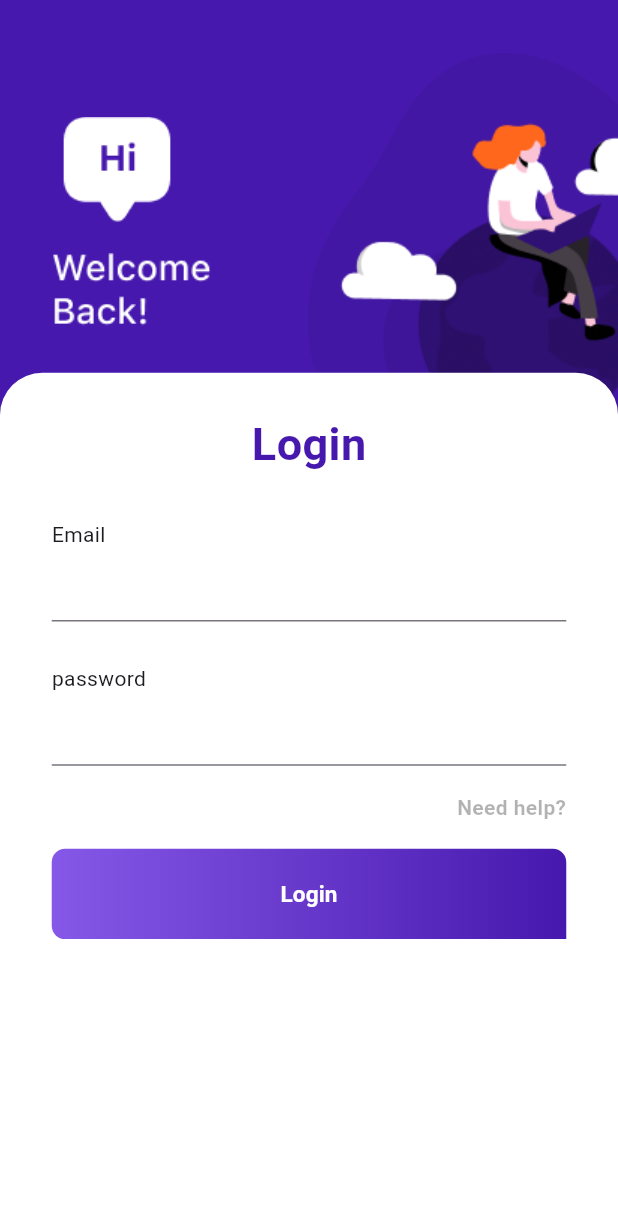
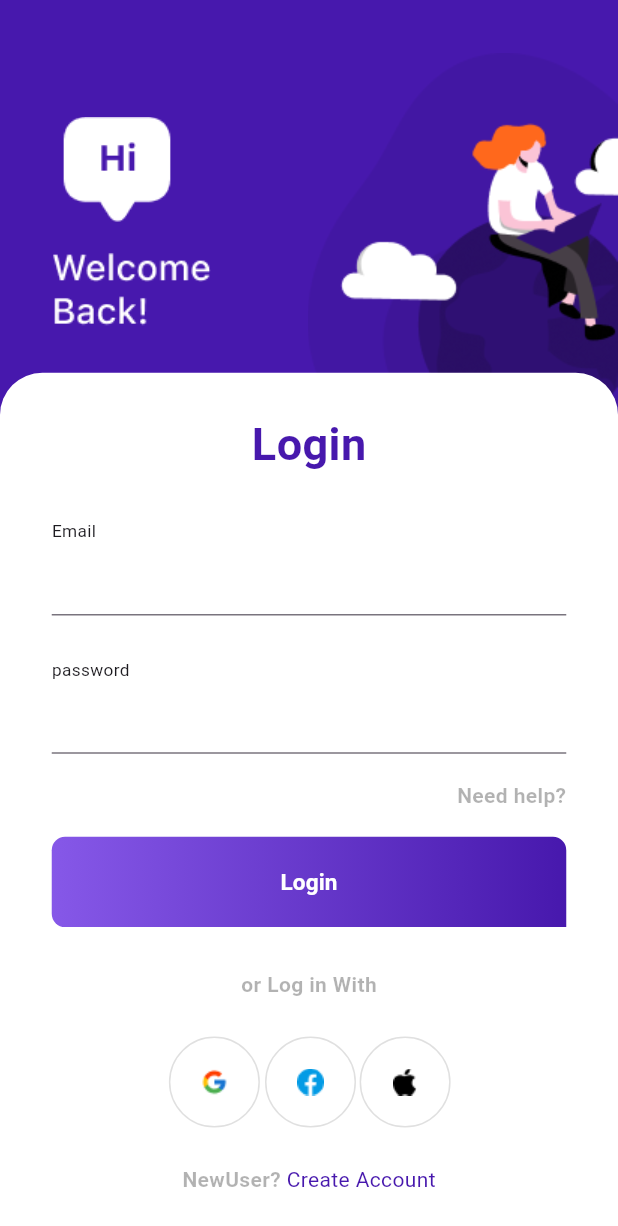
Before and after one commit to MahmoudElgaml/e-comarca, a Flutter app: the screen it shows after launch, on a phone screen of 412 x 824 dp. Shown: the top 1226 px of the screen. Run offline on Flutter 3.47's test engine with Material 3 defaults, Android fonts, the phone set to English and light mode, and no system bars; our stand-ins replace device_preview, flutter_screenutil, gap.

Commit message:
finish login screen

```diff
--- a/lib/core/utils/app_images.dart
+++ b/lib/core/utils/app_images.dart
@@ -1,5 +1,8 @@
 class AppImages{
   static const String login_logo="assets/images/log_in_photo.png";
   static const String bubbleText="assets/images/bubble_text.png";
+  static const String faceBook="assets/images/facebook.png";
+  static const String google="assets/images/google.png";
+  static const String apple="assets/images/apple.png";
 
 }
--- /dev/null
+++ b/lib/features/log_in/presentation/widgets/costume_avatar.dart
@@ -0,0 +1,24 @@
+import 'package:flutter/material.dart';
+import 'package:flutter_screenutil/flutter_screenutil.dart';
+
+class CostumeAvatar extends StatelessWidget {
+  const CostumeAvatar(this.image, {super.key});
+
+  final String image;
+
+  @override
+  Widget build(BuildContext context) {
+    return Container(
+      padding: EdgeInsets.symmetric(horizontal: 23.w,vertical: 23.h),
+      decoration: BoxDecoration(
+          border: Border.all(
+              color: Colors.grey.shade300
+          ),
+          shape: BoxShape.circle
+      ),
+      child: Image.asset(image),
+    );
+  }
+
+
+}
--- a/lib/features/log_in/presentation/widgets/costume_text_filed.dart
+++ b/lib/features/log_in/presentation/widgets/costume_text_filed.dart
@@ -1,4 +1,5 @@
 import 'package:flutter/material.dart';
+import 'package:flutter_screenutil/flutter_screenutil.dart';
 
 class CostumeTextFiled extends StatelessWidget {
   const CostumeTextFiled({required this.title, super.key});
@@ -10,7 +11,7 @@ class CostumeTextFiled extends StatelessWidget {
     return Column(
       crossAxisAlignment: CrossAxisAlignment.start,
       children: [
-        Text(title),
+        Text(title,style: TextStyle(fontSize: 13.sp),),
         const TextField(
           decoration: InputDecoration(),
         )
--- a/lib/features/log_in/presentation/widgets/login_drawer.dart
+++ b/lib/features/log_in/presentation/widgets/login_drawer.dart
@@ -1,4 +1,5 @@
 import 'package:e_comarce_clean/core/utils/app_color.dart';
+import 'package:e_comarce_clean/core/utils/app_images.dart';
 import 'package:e_comarce_clean/core/utils/app_string.dart';
 import 'package:e_comarce_clean/features/log_in/presentation/widgets/coatume_button.dart';
 import 'package:flutter/cupertino.dart';
@@ -9,6 +10,7 @@ import 'package:gap/gap.dart';
 
 import '../../../../core/utils/app_style.dart';
 import '../pages/login_screen.dart';
+import 'costume_avatar.dart';
 import 'costume_text_filed.dart';
 
 class LogInDrawer extends StatelessWidget {
@@ -19,8 +21,14 @@ class LogInDrawer extends StatelessWidget {
     return Positioned(
       top: 281.h,
       child: Container(
-        height: MediaQuery.of(context).size.height,
-        width: MediaQuery.of(context).size.width,
+        height: MediaQuery
+            .of(context)
+            .size
+            .height,
+        width: MediaQuery
+            .of(context)
+            .size
+            .width,
         decoration: BoxDecoration(
           color: Colors.white,
           borderRadius: BorderRadius.circular(32.r),
@@ -46,8 +54,33 @@ class LogInDrawer extends StatelessWidget {
                 ),
               ),
               Gap(20.h),
-              const CostumeButton()
-
+              const CostumeButton(),
+              Gap(32.h),
+              Text(
+                style: AppStyle.styleRegularOpacity,
+                "or Log in With",
+              ),
+              Gap(28.h),
+              const Row(
+                mainAxisAlignment: MainAxisAlignment.center,
+                children: [
+                  CostumeAvatar(AppImages.google),
+                  CostumeAvatar(AppImages.faceBook),
+                  CostumeAvatar(AppImages.apple)
+                ],
+              ),
+              Gap(28.h),
+              Row(
+                mainAxisAlignment: MainAxisAlignment.center,
+                children: [
+                  Text(
+                    style: AppStyle.styleRegularOpacity,
+                      "NewUser? "
+                  ),
+                  Text("Create Account"
+                  ,style: TextStyle(color: AppColor.authColor),)
+                ],
+              )
             ],
           ),
         ),
--- a/lib/main.dart
+++ b/lib/main.dart
@@ -1,10 +1,15 @@
+import 'package:device_preview/device_preview.dart';
+import 'package:flutter/foundation.dart';
 import 'package:flutter/material.dart';
 import 'package:flutter_screenutil/flutter_screenutil.dart';
 
 import 'features/log_in/presentation/pages/login_screen.dart';
 
 void main() {
-  runApp(const MyApp());
+  runApp(DevicePreview(
+    enabled: !kReleaseMode,
+    builder: (context) => MyApp(), // Wrap your app
+  ),);
 }
 
 class MyApp extends StatelessWidget {
@@ -18,9 +23,13 @@ class MyApp extends StatelessWidget {
       minTextAdapt: true,
       splitScreenMode: true,
       builder: (context, child) {
-        return const MaterialApp(
+        return  MaterialApp(
+          useInheritedMediaQuery: true,
+          locale: DevicePreview.locale(context),
+          builder: DevicePreview.appBuilder,
+          debugShowCheckedModeBanner: false,
           title: 'Flutter Demo',
-          home: LoginScreen(),
+          home: const LoginScreen(),
         );
       },
 
--- a/pubspec.yaml
+++ b/pubspec.yaml
@@ -32,6 +32,7 @@ dependencies:
     sdk: flutter
   flutter_screenutil: ^5.9.0
   gap: ^3.0.1
+  device_preview: ^1.1.0
 
 
   # The following adds the Cupertino Icons font to your application.
```
Also changed, not shown: assets/images/apple.png (added), assets/images/facebook.png (added), assets/images/google.png (added), pubspec.lock.
